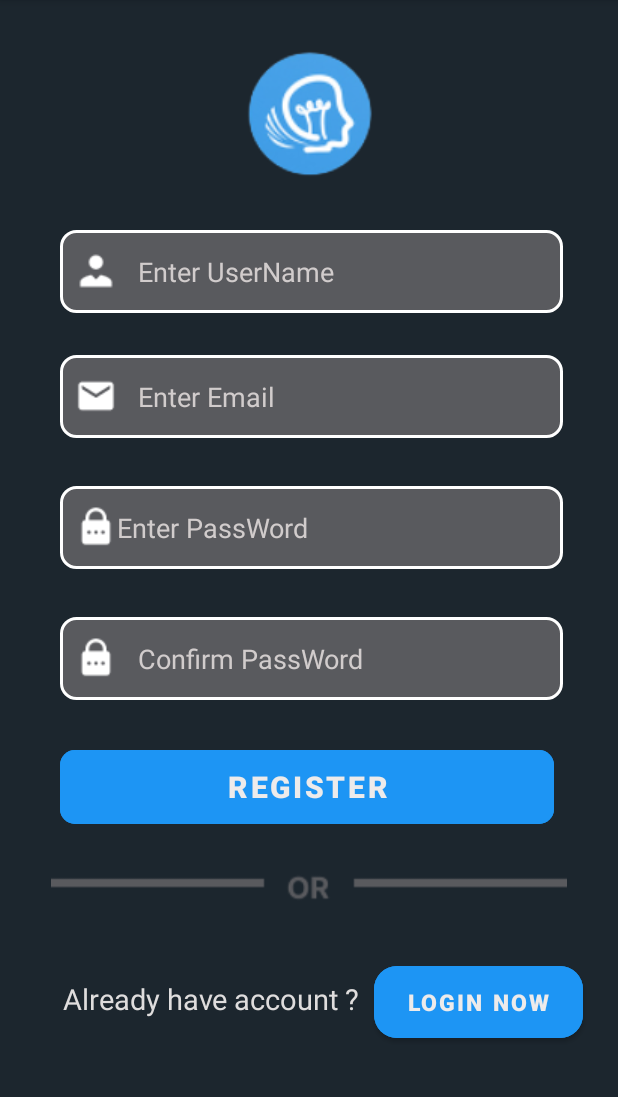
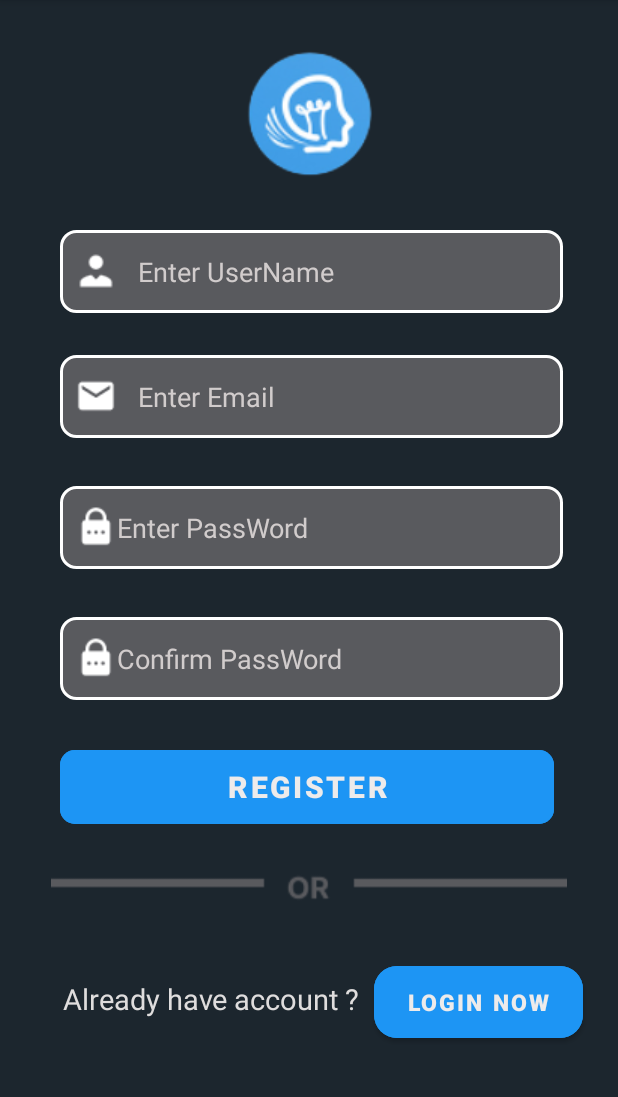
Before and after one commit to thaihoc2001/DHKTPM15A_Nhom12_UngDungQuanLyThongTinNhanSu, an Android app: the RegisterActivity screen opened directly, with no data from a screen before it, on a phone screen of 412 x 824 dp, the part 84-1181 px from its top. Run offline under Robolectric (Android 15) with nearby library versions, the phone set to English and light mode, and no system bars; our stand-ins replace Firebase (no records; nobody signed in at launch, a user with empty details on screens opened directly).

```diff
--- a/app/src/main/res/layout/activity_register.xml
+++ b/app/src/main/res/layout/activity_register.xml
@@ -27,7 +27,7 @@
         android:drawableLeft="@drawable/account"
         android:ems="10"
         android:hint="   Enter UserName"
-        android:inputType="textPassword"
+        android:inputType="textPersonName"
         android:paddingStart="10dp"
         android:shadowColor="#7A6E6E"
         android:textColorHint="#D1CCCC"
@@ -45,7 +45,7 @@
         android:drawableLeft="@drawable/email"
         android:ems="10"
         android:hint="   Enter Email"
-        android:inputType="textPassword"
+        android:inputType="textPersonName"
         android:paddingLeft="10dp"
         android:shadowColor="#7A6E6E"
         android:textColorHint="#D1CCCC"
@@ -62,7 +62,7 @@
         android:background="@drawable/border"
         android:drawableLeft="@drawable/password"
         android:ems="10"
-        android:hint="   Confirm PassWord"
+        android:hint="Confirm PassWord"
         android:inputType="textPassword"
         android:paddingLeft="10dp"
         android:shadowColor="#7A6E6E"
```
